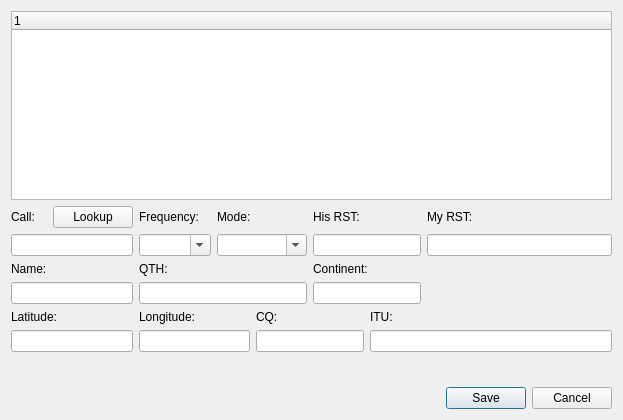
Before: the Qt Designer form ui/qt/newrecorddialog.ui in jankaluza/hamlog, drawn with Qt 5.
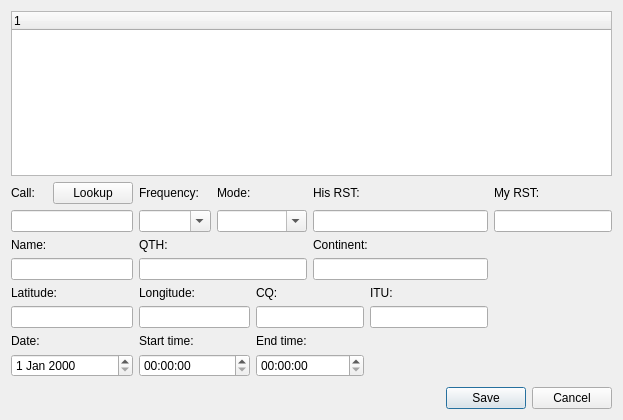
After: the same form once the commit is applied. Custom widgets are drawn as their Qt base class.

Commit message: set current date and time

Diff of the .ui file:
```diff
--- a/ui/qt/newrecorddialog.ui
+++ b/ui/qt/newrecorddialog.ui
@@ -157,9 +157,39 @@
      <item row="5" column="4" colspan="2">
       <widget class="QLineEdit" name="cq"/>
      </item>
-     <item row="5" column="6" colspan="2">
+     <item row="5" column="6">
       <widget class="QLineEdit" name="itu"/>
      </item>
+     <item row="6" column="0">
+      <widget class="QLabel" name="label_13">
+       <property name="text">
+        <string>Date:</string>
+       </property>
+      </widget>
+     </item>
+     <item row="6" column="2" colspan="2">
+      <widget class="QLabel" name="label_14">
+       <property name="text">
+        <string>Start time:</string>
+       </property>
+      </widget>
+     </item>
+     <item row="6" column="4" colspan="2">
+      <widget class="QLabel" name="label_15">
+       <property name="text">
+        <string>End time:</string>
+       </property>
+      </widget>
+     </item>
+     <item row="7" column="2" colspan="2">
+      <widget class="QTimeEdit" name="startTime"/>
+     </item>
+     <item row="7" column="0" colspan="2">
+      <widget class="QDateEdit" name="date"/>
+     </item>
+     <item row="7" column="4" colspan="2">
+      <widget class="QTimeEdit" name="endTime"/>
+     </item>
     </layout>
    </item>
    <item row="2" column="0">
```
The commit also changes 1 other file.
